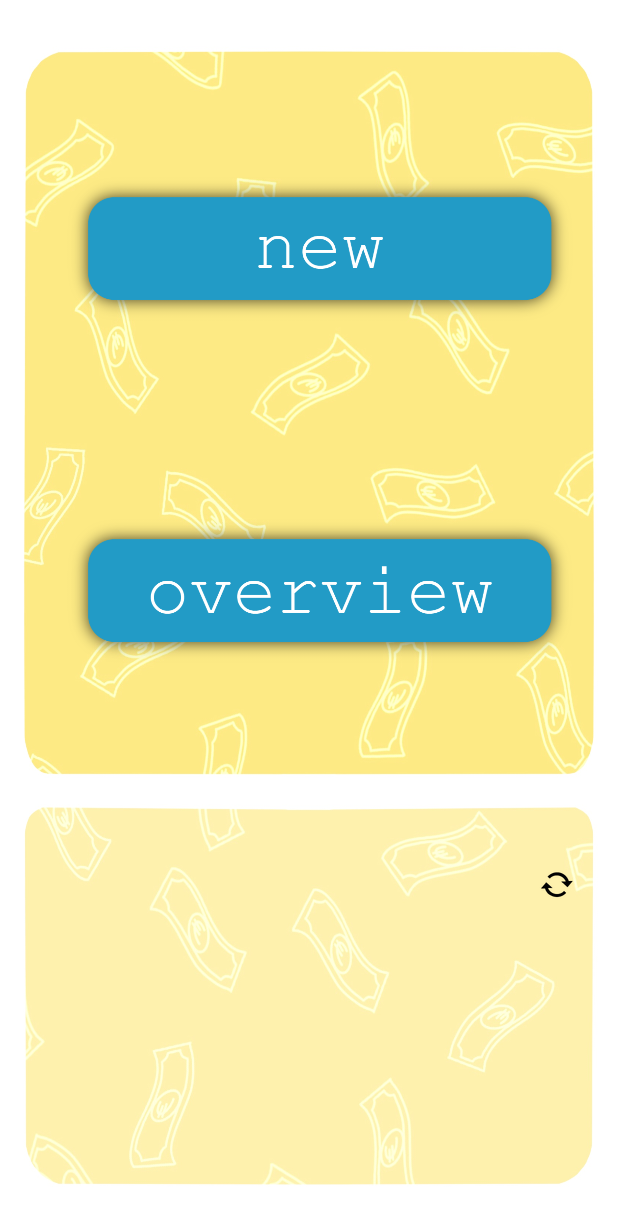
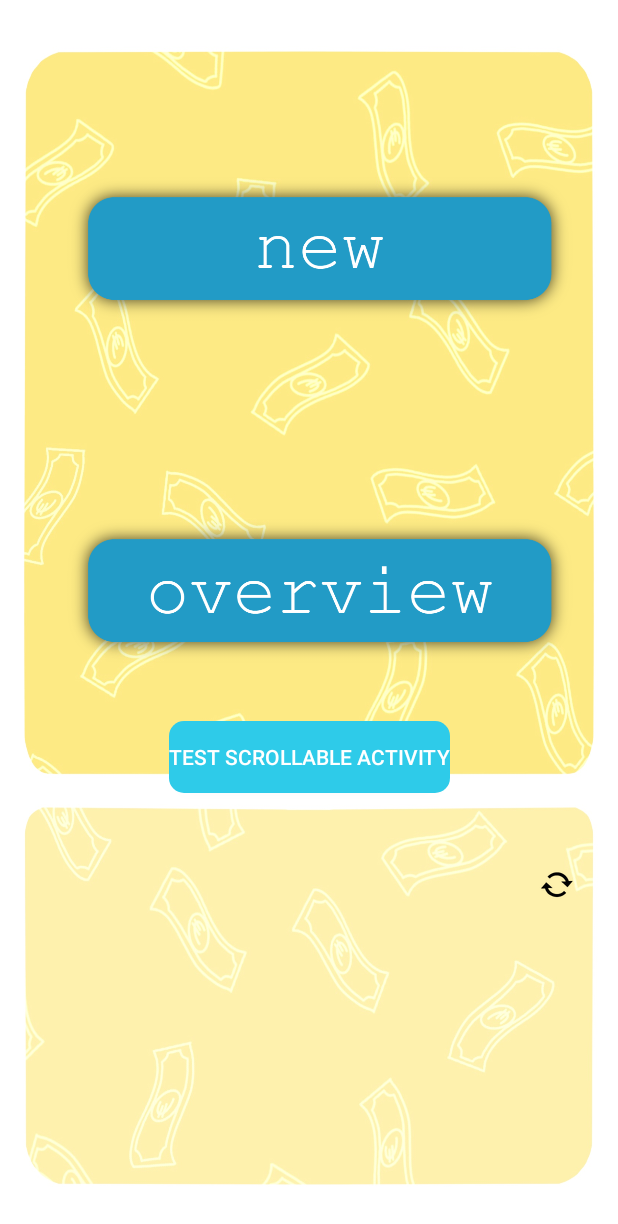
Before and after one commit to W0utC/StudentMoneyApp, an Android app: the screen it shows after launch (MainActivity), on a phone screen of 412 x 824 dp. Shown: the top 1224 px of the screen. Run offline under Robolectric (Android 15) with nearby library versions, the phone set to English and light mode, and no system bars; our stand-ins replace Volley; network calls fail; 1 statement that could not run was skipped.

Commit message:
Wout V5 - 13-05-2022

```diff
--- a/app/build.gradle
+++ b/app/build.gradle
@@ -31,6 +31,7 @@ dependencies {
 
     implementation 'com.android.support:appcompat-v7:28.0.0'
     implementation 'com.android.support.constraint:constraint-layout:2.0.4'
+    implementation 'com.android.support:recyclerview-v7:28.0.0'
     testImplementation 'junit:junit:4.13.2'
     androidTestImplementation 'com.android.support.test:runner:1.0.2'
     androidTestImplementation 'com.android.support.test.espresso:espresso-core:3.0.2'
--- a/app/src/main/AndroidManifest.xml
+++ b/app/src/main/AndroidManifest.xml
@@ -27,6 +27,9 @@
         <activity
             android:name=".ViewData"
             android:exported="true"/>
+        <activity
+            android:name=".ScrollableTest"
+            android:exported="true"/>
     </application>
 
 </manifest>
--- a/app/src/main/java/com/example/studentmoneyapp/MainActivity.java
+++ b/app/src/main/java/com/example/studentmoneyapp/MainActivity.java
@@ -103,6 +103,11 @@ public class MainActivity extends AppCompatActivity {
                 // OnPostExecute stuff here
             });
         }).start();
+    }
+
+    public void onBtnTest_Clicked(View caller) {
+        Intent intent = new Intent(this, ScrollableTest.class);
+        startActivity(intent);
     }
 
     /*public void runAsyncUpdatePreviewList(){
--- a/app/src/main/java/com/example/studentmoneyapp/ViewData.java
+++ b/app/src/main/java/com/example/studentmoneyapp/ViewData.java
@@ -23,7 +23,7 @@ public class ViewData extends AppCompatActivity {
         txtHistory.setMovementMethod(new ScrollingMovementMethod());
     }
 
-    public void onBtnTest_Clicked(View caller){
+    public void onBtnView_Clicked(View caller){
         //test();
         setTxtHistory();
     }
--- a/app/src/main/res/layout/activity_main.xml
+++ b/app/src/main/res/layout/activity_main.xml
@@ -98,4 +98,19 @@
         app:layout_constraintStart_toStartOf="parent"
         app:srcCompat="@android:drawable/stat_notify_sync" />
 
+    <Button
+        android:id="@+id/button2"
+        android:layout_width="wrap_content"
+        android:layout_height="wrap_content"
+        android:background="@drawable/rounded_buttons"
+        android:onClick="onBtnTest_Clicked"
+        android:text="test scrollable activity"
+        android:textColor="@color/white"
+        app:layout_constraintBottom_toTopOf="@+id/linearLayout"
+        app:layout_constraintEnd_toEndOf="parent"
+        app:layout_constraintStart_toStartOf="parent"
+        app:layout_constraintTop_toBottomOf="@+id/btnViewData"
+        app:layout_constraintVertical_bias="0.301" />
+
+
 </android.support.constraint.ConstraintLayout>
--- a/app/src/main/res/layout/view_data.xml
+++ b/app/src/main/res/layout/view_data.xml
@@ -11,7 +11,7 @@
         android:layout_width="wrap_content"
         android:layout_height="wrap_content"
         android:layout_marginTop="216dp"
-        android:onClick="onBtnTest_Clicked"
+        android:onClick="onBtnView_Clicked"
         android:text="View"
         app:layout_constraintEnd_toEndOf="parent"
         app:layout_constraintHorizontal_bias="0.498"
--- a/app/src/main/res/values/colors.xml
+++ b/app/src/main/res/values/colors.xml
@@ -10,5 +10,6 @@
     <color name="buttonColor">#2ECBE9</color>
     <color name="transparent">#00FFFFFF</color>
     <color name="whiteTransparent">#DDFFFFFF</color>
+    <color name="darkBlue">#3F51B5</color>
 
 </resources>
```
Also changed, not shown: app/src/main/java/com/example/studentmoneyapp/ScrollableTest.java (added, +26 -0 lines), app/src/main/res/layout/scrollable_test.xml (+70 -2 lines), app/src/main/res/drawable-hdpi/eifel_tower.jpeg (added), app/src/main/res/drawable-hdpi/sunflower.jpg (added).
